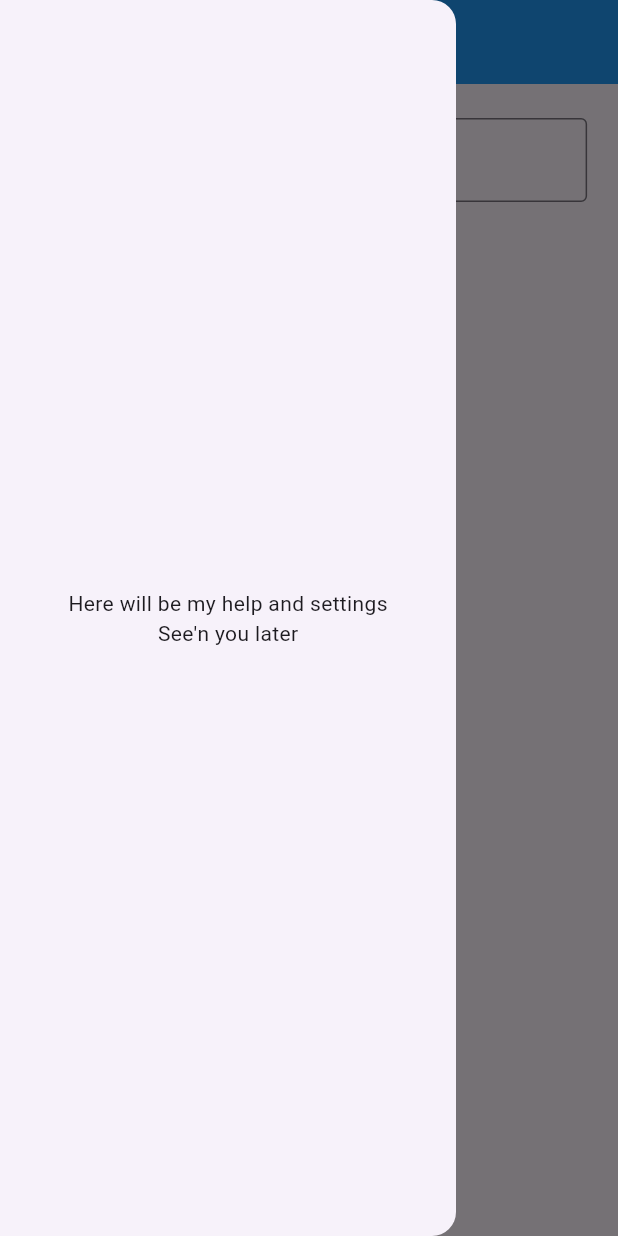
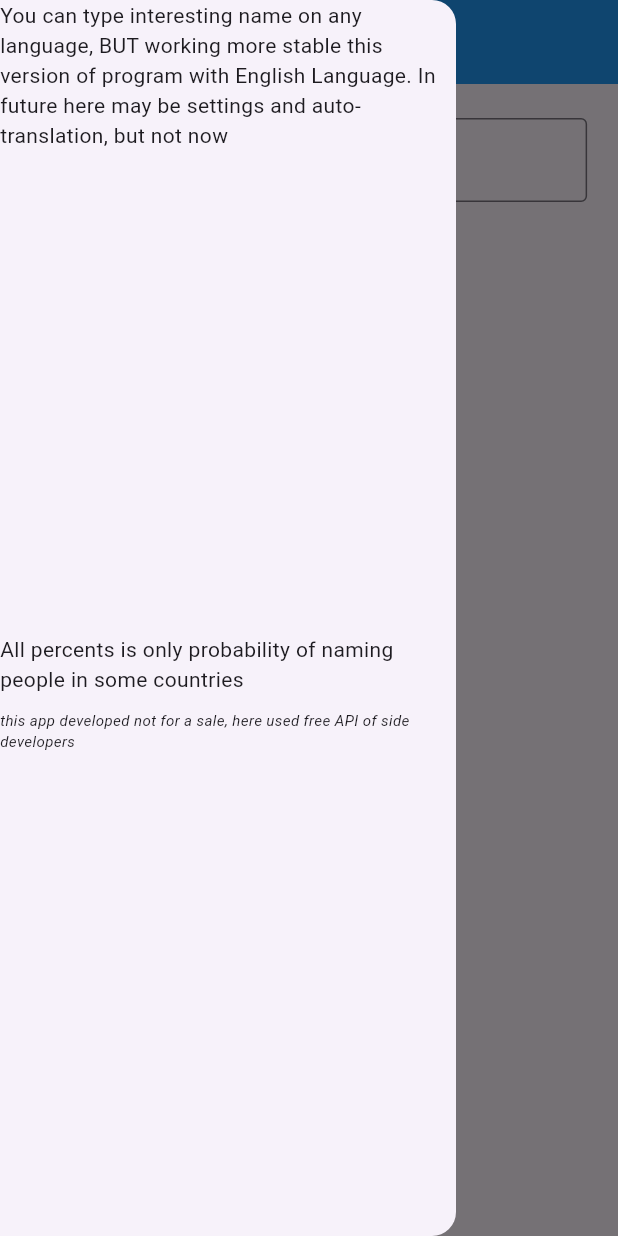
Before and after one commit to ureleon/nationality_identic, a Flutter app: the screen it shows after launch, with the side drawer open, on a phone screen of 412 x 824 dp. Run offline on Flutter 3.47's test engine with Material 3 defaults, Android fonts, the phone set to English and light mode, and no system bars; missing offline and left inert: flutter_emoji.

Commit message:
17.06.2025 prepared for demonstration version. Too many problems, too many time for ressolving. For now last version for seeking vocation

```diff
--- a/lib/main.dart
+++ b/lib/main.dart
@@ -1,11 +1,7 @@
 //import 'dart:html';
 //import 'package:flutter/cupertino.dart';
 import 'package:flutter/material.dart';
-//import 'package:flutter/rendering.dart';
-//import 'package:flutter_slider_drawer/flutter_slider_drawer.dart';
 import 'package:national_identic/other_pages.dart';
-//import 'package:national_identic/nationality.dart';
-//import 'dart:async';
 
 void main() {
   runApp(const MyApp());
@@ -28,16 +24,20 @@ class _MyAppState extends State<MyApp> {
           appBar: AppBar(
             foregroundColor:Colors.white,
             backgroundColor: Colors.blue,
-            leading: const Icon(Icons.menu,),
+            leading: DrawerButton(),
             title:const Text('National identic!',),
           ),
           body: Container(
               padding: EdgeInsets.all(queryData.size.width*0.05),
               child: const MainPageContent()),
           drawer: Drawer(child: Column(children:[
+            Text('You can type interesting name on any language,'
+                ' BUT working more stable this version of program with English Language. In future here may be settings and auto-translation, but not now'),
             Spacer(),
-            Text("Here will be my help and settings"),
-            HelpPage(),
+            Text("All percents is only probability of naming people in some countries"),
+            Container(height: 10,),
+            Text('this app developed not for a sale, here used free API of side developers',
+              style: TextStyle(fontSize: 10, fontStyle: FontStyle.italic),),
             Spacer()
           ]
           ),),
--- a/lib/other_pages.dart
+++ b/lib/other_pages.dart
@@ -3,8 +3,6 @@ import 'dart:async';
 
 import 'package:flutter/material.dart';
 import 'package:national_identic/nationality.dart';
-//import 'package:national_identic/codenames.dart';
-//import 'package:flutter/rendering.dart';
 import 'package:http/http.dart' as http;
 import 'package:flutter_emoji/flutter_emoji.dart';
 import 'dart:convert';
@@ -67,17 +65,17 @@ class _MainPageContentState extends State<MainPageContent> {
             builder: (context, snapshot) {
               if (snapshot.hasData && snapshot.data!.country.isNotEmpty) {
                   return Column(children: [
-                    Text('${parser.emojify(':flag-${snapshot.data!.country[0].countryId.toLowerCase()}:')} ${snapshot.data!.country[0].countryId}: ${snapshot.data!.country[0].probability*100}%'),
-                    Text('${parser.emojify(':flag-${snapshot.data!.country[1].countryId.toLowerCase()}:')} ${snapshot.data!.country[1].countryId}: ${snapshot.data!.country[1].probability*100}%'),
-                    Text('${parser.emojify(':flag-${snapshot.data!.country[2].countryId.toLowerCase()}:')} ${snapshot.data!.country[2].countryId}: ${snapshot.data!.country[2].probability*100}%'),
-                    Text('${parser.emojify(':flag-${snapshot.data!.country[3].countryId.toLowerCase()}:')} ${snapshot.data!.country[3].countryId}: ${snapshot.data!.country[3].probability*100}%'),
-                    Text('${parser.emojify(':flag-${snapshot.data!.country[4].countryId.toLowerCase()}:')} ${snapshot.data!.country[4].countryId}: ${snapshot.data!.country[4].probability*100}%'),
+                    Text('${parser.emojify(':flag-${snapshot.data!.country[0].countryId.toLowerCase()}:')} ${snapshot.data!.country[0].countryId}: ${(snapshot.data!.country[0].probability*100).roundToDouble()}%'),
+                    Text('${parser.emojify(':flag-${snapshot.data!.country[1].countryId.toLowerCase()}:')} ${snapshot.data!.country[1].countryId}: ${(snapshot.data!.country[1].probability*100).roundToDouble()}%'),
+                    Text('${parser.emojify(':flag-${snapshot.data!.country[2].countryId.toLowerCase()}:')} ${snapshot.data!.country[2].countryId}: ${(snapshot.data!.country[2].probability*100).roundToDouble()}%'),
+                    Text('${parser.emojify(':flag-${snapshot.data!.country[3].countryId.toLowerCase()}:')} ${snapshot.data!.country[3].countryId}: ${(snapshot.data!.country[3].probability*100).roundToDouble()}%'),
+                    Text('${parser.emojify(':flag-${snapshot.data!.country[4].countryId.toLowerCase()}:')} ${snapshot.data!.country[4].countryId}: ${(snapshot.data!.country[4].probability*100).roundToDouble()}%'),
                   ]
                   );
               }
               else if (snapshot.hasError && name != ''){
                 late String errorNat = snapshot.error.toString();
-                /*
+
                 return AlertDialog(
                   title: const Text('App is broken at nat',),
                   actions: [
@@ -86,8 +84,7 @@ class _MainPageContentState extends State<MainPageContent> {
                     ),
                   ],
                 );
-                */
-                print(errorNat);
+                //print(errorNat);
                 /*отключил обработчик ошибок, чтобы не пердело
                  при обновлении MainPageContentState. Надо переделать!!!
                  */
--- a/pubspec.yaml
+++ b/pubspec.yaml
@@ -15,7 +15,7 @@ dependencies:
     sdk: flutter
 
   cupertino_icons: ^1.0.6
-  http: ^1.3.0
+  http: ^1.4.0
 
 dev_dependencies:
   flutter_test:
```
Also changed, not shown: pubspec.lock.
